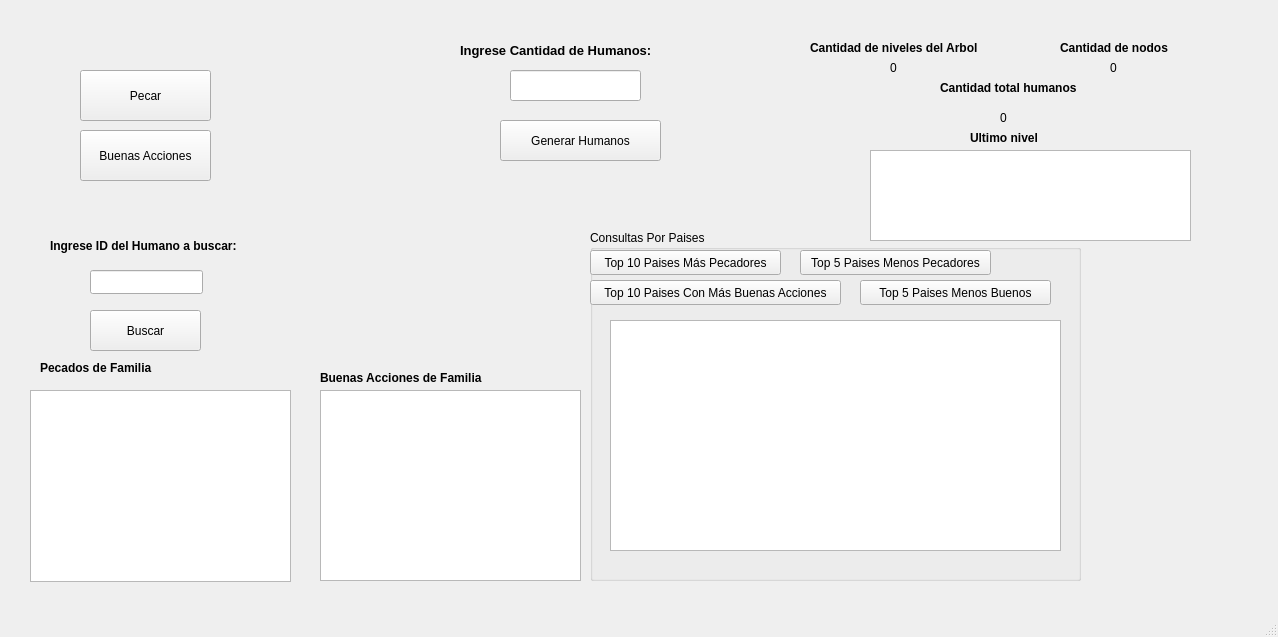
This is Proyecto2-ED/mainwindow.ui in Huevaldinho/Proyecto2-ED as Qt 5 draws it before an edit. The edited form follows.
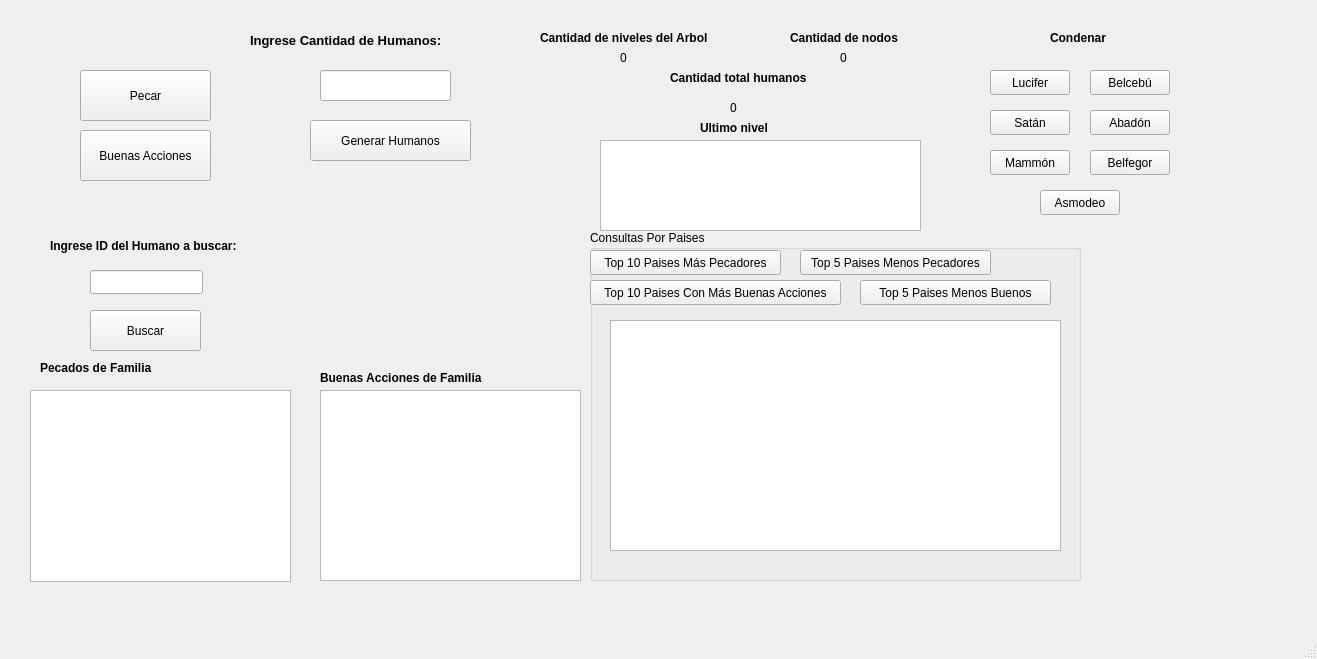
This is the edited form.

```diff
--- a/Proyecto2-ED/mainwindow.ui
+++ b/Proyecto2-ED/mainwindow.ui
@@ -6,8 +6,8 @@
    <rect>
     <x>0</x>
     <y>0</y>
-    <width>1278</width>
-    <height>637</height>
+    <width>1317</width>
+    <height>659</height>
    </rect>
   </property>
   <property name="windowTitle">
@@ -17,7 +17,7 @@
    <widget class="QPushButton" name="btn_GenerarHumanos">
     <property name="geometry">
      <rect>
-      <x>500</x>
+      <x>310</x>
       <y>120</y>
       <width>161</width>
       <height>41</height>
@@ -36,7 +36,7 @@
    <widget class="QLineEdit" name="txt_CantidadHumanosGenerar">
     <property name="geometry">
      <rect>
-      <x>510</x>
+      <x>320</x>
       <y>70</y>
       <width>131</width>
       <height>31</height>
@@ -46,8 +46,8 @@
    <widget class="QLabel" name="lbl_IngreseCantidadHumanos">
     <property name="geometry">
      <rect>
-      <x>460</x>
-      <y>40</y>
+      <x>250</x>
+      <y>30</y>
       <width>271</width>
       <height>21</height>
      </rect>
@@ -267,8 +267,8 @@
    <widget class="QLabel" name="lbl_textCantidadNivelesArbol">
     <property name="geometry">
      <rect>
-      <x>810</x>
-      <y>40</y>
+      <x>540</x>
+      <y>30</y>
       <width>191</width>
       <height>16</height>
      </rect>
@@ -286,8 +286,8 @@
    <widget class="QLabel" name="lbl_CantidaNivelesArbol">
     <property name="geometry">
      <rect>
-      <x>890</x>
-      <y>60</y>
+      <x>620</x>
+      <y>50</y>
       <width>55</width>
       <height>16</height>
      </rect>
@@ -299,8 +299,8 @@
    <widget class="QLabel" name="lbl_txtCantidadDeNodos">
     <property name="geometry">
      <rect>
-      <x>1060</x>
-      <y>40</y>
+      <x>790</x>
+      <y>30</y>
       <width>131</width>
       <height>16</height>
      </rect>
@@ -318,8 +318,8 @@
    <widget class="QLabel" name="lbl_CantidadDeNodos">
     <property name="geometry">
      <rect>
-      <x>1110</x>
-      <y>60</y>
+      <x>840</x>
+      <y>50</y>
       <width>55</width>
       <height>16</height>
      </rect>
@@ -331,8 +331,8 @@
    <widget class="QLabel" name="lbl_txtCantidadTotalHumanos">
     <property name="geometry">
      <rect>
-      <x>940</x>
-      <y>80</y>
+      <x>670</x>
+      <y>70</y>
       <width>161</width>
       <height>16</height>
      </rect>
@@ -350,8 +350,8 @@
    <widget class="QLabel" name="lbl_CantidadTotalHumanos">
     <property name="geometry">
      <rect>
-      <x>1000</x>
-      <y>110</y>
+      <x>730</x>
+      <y>100</y>
       <width>55</width>
       <height>16</height>
      </rect>
@@ -363,8 +363,8 @@
    <widget class="QTextBrowser" name="txt_InformacionUltimoNivelArbol">
     <property name="geometry">
      <rect>
-      <x>870</x>
-      <y>150</y>
+      <x>600</x>
+      <y>140</y>
       <width>321</width>
       <height>91</height>
      </rect>
@@ -373,8 +373,8 @@
    <widget class="QLabel" name="label">
     <property name="geometry">
      <rect>
-      <x>970</x>
-      <y>130</y>
+      <x>700</x>
+      <y>120</y>
       <width>101</width>
       <height>16</height>
      </rect>
@@ -389,6 +389,116 @@
      <string>Ultimo nivel</string>
     </property>
    </widget>
+   <widget class="QLabel" name="lblCondenar">
+    <property name="geometry">
+     <rect>
+      <x>1050</x>
+      <y>30</y>
+      <width>71</width>
+      <height>16</height>
+     </rect>
+    </property>
+    <property name="font">
+     <font>
+      <weight>75</weight>
+      <bold>true</bold>
+     </font>
+    </property>
+    <property name="text">
+     <string>Condenar</string>
+    </property>
+   </widget>
+   <widget class="QPushButton" name="btnCondenacionLucifer">
+    <property name="geometry">
+     <rect>
+      <x>990</x>
+      <y>70</y>
+      <width>80</width>
+      <height>25</height>
+     </rect>
+    </property>
+    <property name="text">
+     <string>Lucifer</string>
+    </property>
+   </widget>
+   <widget class="QPushButton" name="btnCondenacionBelcebu">
+    <property name="geometry">
+     <rect>
+      <x>1090</x>
+      <y>70</y>
+      <width>80</width>
+      <height>25</height>
+     </rect>
+    </property>
+    <property name="text">
+     <string>Belcebú</string>
+    </property>
+   </widget>
+   <widget class="QPushButton" name="btnCondenacionSatan">
+    <property name="geometry">
+     <rect>
+      <x>990</x>
+      <y>110</y>
+      <width>80</width>
+      <height>25</height>
+     </rect>
+    </property>
+    <property name="text">
+     <string>Satán</string>
+    </property>
+   </widget>
+   <widget class="QPushButton" name="btnCondenacionAbadon">
+    <property name="geometry">
+     <rect>
+      <x>1090</x>
+      <y>110</y>
+      <width>80</width>
+      <height>25</height>
+     </rect>
+    </property>
+    <property name="text">
+     <string>Abadón</string>
+    </property>
+   </widget>
+   <widget class="QPushButton" name="btnCondenacionMammon">
+    <property name="geometry">
+     <rect>
+      <x>990</x>
+      <y>150</y>
+      <width>80</width>
+      <height>25</height>
+     </rect>
+    </property>
+    <property name="text">
+     <string>Mammón</string>
+    </property>
+   </widget>
+   <widget class="QPushButton" name="btnCondenacionBelfegor">
+    <property name="geometry">
+     <rect>
+      <x>1090</x>
+      <y>150</y>
+      <width>80</width>
+      <height>25</height>
+     </rect>
+    </property>
+    <property name="text">
+     <string>Belfegor</string>
+    </property>
+   </widget>
+   <widget class="QPushButton" name="btnCondenacionAsmodeo">
+    <property name="geometry">
+     <rect>
+      <x>1040</x>
+      <y>190</y>
+      <width>80</width>
+      <height>25</height>
+     </rect>
+    </property>
+    <property name="text">
+     <string>Asmodeo</string>
+    </property>
+   </widget>
   </widget>
   <widget class="QMenuBar" name="menubar">
    <property name="geometry">
```
Left out of the diff: 4 changed lines with no effect on the pictures.
